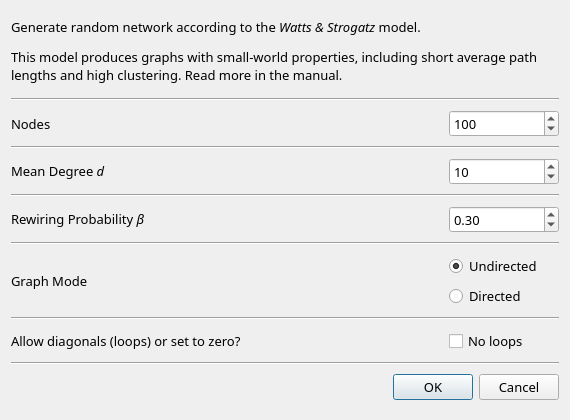
First picture: the form in src/forms/dialograndsmallworld.ui, repository socnetv/app, before the edit.
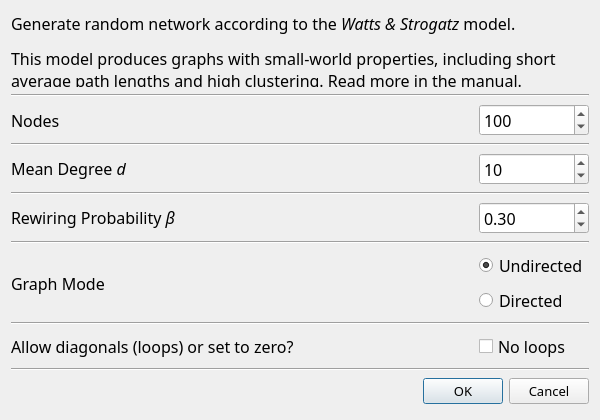
Second picture: the form after the edit.

```diff
--- a/src/forms/dialograndsmallworld.ui
+++ b/src/forms/dialograndsmallworld.ui
@@ -6,7 +6,7 @@
    <rect>
     <x>0</x>
     <y>0</y>
-    <width>570</width>
+    <width>600</width>
     <height>420</height>
    </rect>
   </property>
@@ -18,19 +18,19 @@
   </property>
   <property name="minimumSize">
    <size>
-    <width>570</width>
+    <width>600</width>
     <height>400</height>
    </size>
   </property>
   <property name="maximumSize">
    <size>
-    <width>580</width>
-    <height>420</height>
+    <width>800</width>
+    <height>600</height>
    </size>
   </property>
   <property name="font">
    <font>
-    <pointsize>10</pointsize>
+    <pointsize>12</pointsize>
    </font>
   </property>
   <property name="windowTitle">
@@ -60,6 +60,7 @@
      <property name="font">
       <font>
        <family>Sans Serif</family>
+       <pointsize>12</pointsize>
       </font>
      </property>
      <property name="frameShape">
@@ -105,6 +106,7 @@
        <property name="font">
         <font>
          <family>Sans Serif</family>
+         <pointsize>12</pointsize>
         </font>
        </property>
        <property name="text">
@@ -129,6 +131,7 @@
        <property name="font">
         <font>
          <family>Sans Serif</family>
+         <pointsize>12</pointsize>
         </font>
        </property>
        <property name="toolTip">
@@ -176,6 +179,7 @@
        <property name="font">
         <font>
          <family>Sans Serif</family>
+         <pointsize>12</pointsize>
         </font>
        </property>
        <property name="text">
@@ -194,6 +198,7 @@
        <property name="font">
         <font>
          <family>Sans Serif</family>
+         <pointsize>12</pointsize>
         </font>
        </property>
        <property name="toolTip">
@@ -241,6 +246,7 @@
        <property name="font">
         <font>
          <family>Sans Serif</family>
+         <pointsize>12</pointsize>
         </font>
        </property>
        <property name="text">
@@ -265,6 +271,7 @@
        <property name="font">
         <font>
          <family>Sans Serif</family>
+         <pointsize>12</pointsize>
         </font>
        </property>
        <property name="minimum">
@@ -309,6 +316,7 @@
        <property name="font">
         <font>
          <family>Sans Serif</family>
+         <pointsize>12</pointsize>
         </font>
        </property>
        <property name="text">
@@ -335,6 +343,7 @@
          <property name="font">
           <font>
            <family>Sans Serif</family>
+           <pointsize>12</pointsize>
           </font>
          </property>
          <property name="text">
@@ -365,6 +374,7 @@
          <property name="font">
           <font>
            <family>Sans Serif</family>
+           <pointsize>12</pointsize>
           </font>
          </property>
          <property name="text">
@@ -405,6 +415,7 @@
        <property name="font">
         <font>
          <family>Sans Serif</family>
+         <pointsize>12</pointsize>
         </font>
        </property>
        <property name="text">
@@ -431,6 +442,7 @@
          <property name="font">
           <font>
            <family>Sans Serif</family>
+           <pointsize>12</pointsize>
           </font>
          </property>
          <property name="toolTip">
```
